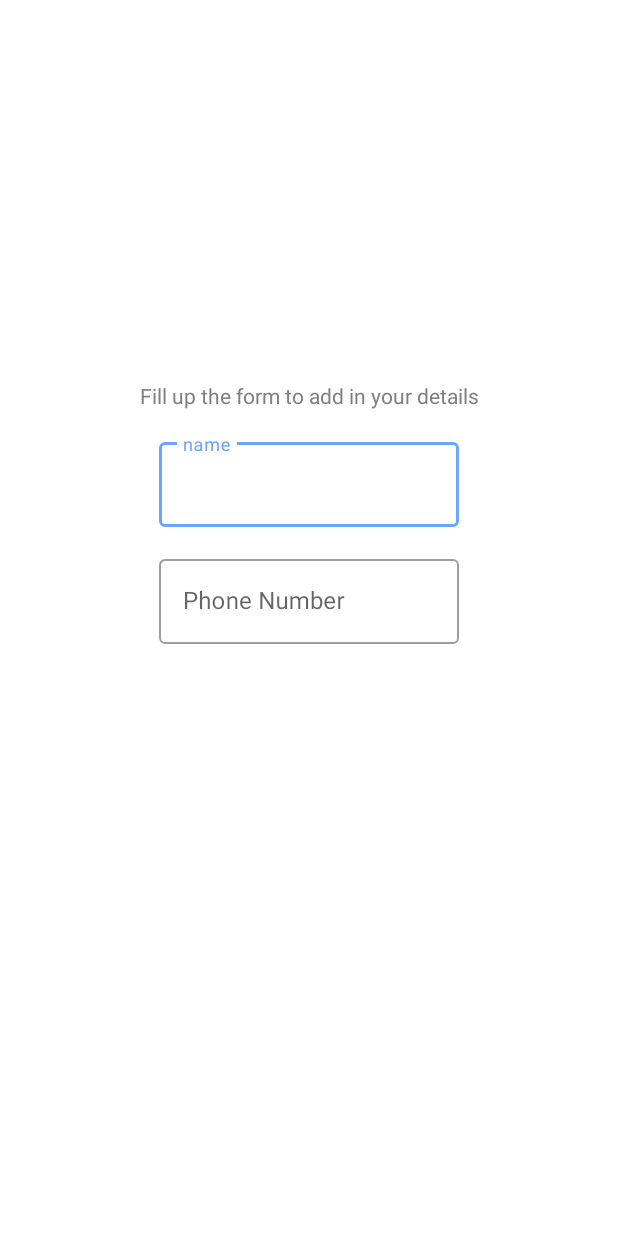
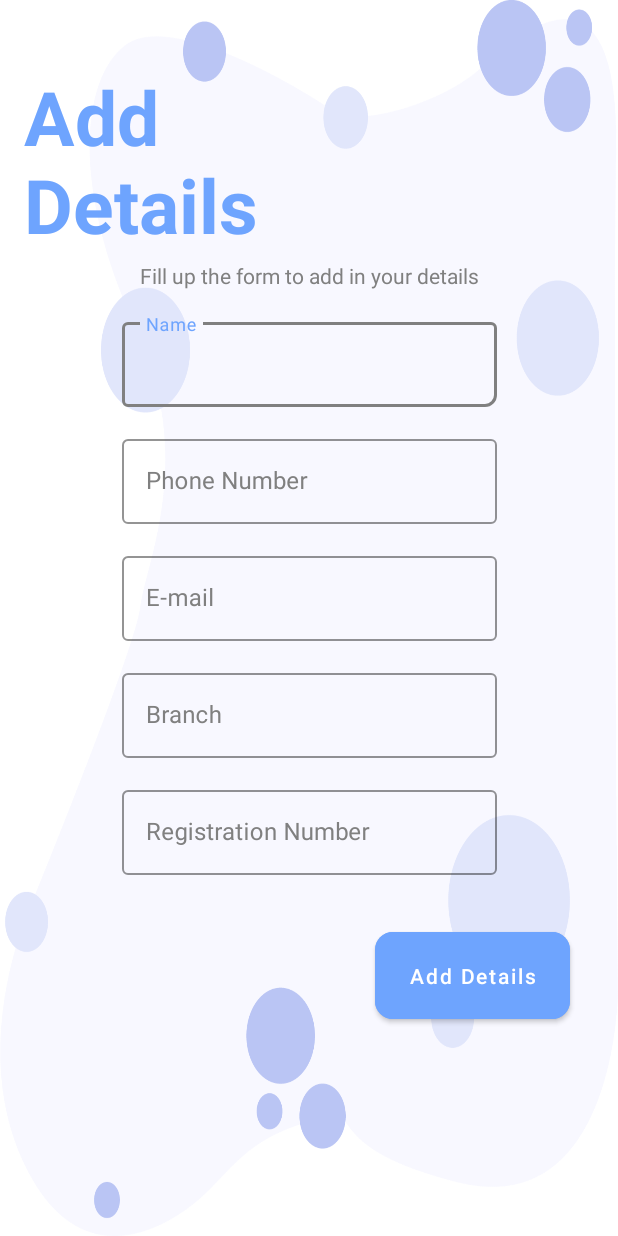
Before and after one commit to PrashannaR/myForm, an Android app: the Details screen opened directly, with no data from a screen before it, on a phone screen of 412 x 824 dp. Run offline under Robolectric (Android 15) with nearby library versions, the phone set to English and light mode, and no system bars.

Commit message:
Add details UI

```diff
--- a/app/src/main/java/com/example/myform/Details.java
+++ b/app/src/main/java/com/example/myform/Details.java
@@ -1,6 +1,7 @@
 package com.example.myform;
 
 import androidx.appcompat.app.AppCompatActivity;
+import androidx.appcompat.app.AppCompatDelegate;
 
 import android.os.Bundle;
 
@@ -8,7 +9,9 @@ public class Details extends AppCompatActivity {
 
     @Override
     protected void onCreate(Bundle savedInstanceState) {
+        AppCompatDelegate.setDefaultNightMode(AppCompatDelegate.MODE_NIGHT_NO);
         super.onCreate(savedInstanceState);
         setContentView(R.layout.activity_details);
+
     }
 }
--- a/app/src/main/java/com/example/myform/MainActivity.java
+++ b/app/src/main/java/com/example/myform/MainActivity.java
@@ -1,6 +1,7 @@
 package com.example.myform;
 
 import androidx.appcompat.app.AppCompatActivity;
+import androidx.appcompat.app.AppCompatDelegate;
 
 import android.content.Intent;
 import android.os.Bundle;
@@ -8,11 +9,13 @@ import android.view.View;
 import android.widget.Button;
 
 public class MainActivity extends AppCompatActivity {
+
     Button addBtn;
     Button viewBtn;
 
     @Override
     protected void onCreate(Bundle savedInstanceState) {
+        AppCompatDelegate.setDefaultNightMode(AppCompatDelegate.MODE_NIGHT_NO);
         super.onCreate(savedInstanceState);
         setContentView(R.layout.activity_main);
 
--- a/app/src/main/res/layout/activity_details.xml
+++ b/app/src/main/res/layout/activity_details.xml
@@ -4,17 +4,23 @@
     xmlns:tools="http://schemas.android.com/tools"
     android:layout_width="match_parent"
     android:layout_height="match_parent"
-    android:background="@color/white"
+    android:background="@drawable/spot"
     tools:context=".Details">
 
-    <ImageView
-        android:id="@+id/imageView"
-        android:layout_width="300dp"
-        android:layout_height="250dp"
+
+    <TextView
+        android:id="@+id/AddDetailsText"
+        android:layout_width="wrap_content"
+        android:layout_height="wrap_content"
+        android:layout_marginTop="44dp"
+        android:text="@string/add_ndetails"
+        android:textColor="@color/blue"
+        android:textSize="50sp"
+        android:textStyle="bold"
         app:layout_constraintEnd_toEndOf="parent"
+        app:layout_constraintHorizontal_bias="0.062"
         app:layout_constraintStart_toStartOf="parent"
         app:layout_constraintTop_toTopOf="parent" />
-
 
     <TextView
         android:id="@+id/desc"
@@ -26,31 +32,39 @@
         android:textSize="14sp"
         app:layout_constraintEnd_toEndOf="parent"
         app:layout_constraintStart_toStartOf="parent"
-        app:layout_constraintTop_toBottomOf="@+id/imageView" />
+        app:layout_constraintTop_toBottomOf="@+id/AddDetailsText" />
 
     <com.google.android.material.textfield.TextInputLayout
+        android:id="@+id/nameInputLayout"
         style="@style/Widget.MaterialComponents.TextInputLayout.OutlinedBox"
-        android:id="@+id/nameInputLayout"
-        android:layout_width="200dp"
+        android:layout_width="250dp"
         android:layout_height="wrap_content"
         android:layout_marginTop="16dp"
+        android:hint="@string/name"
+        android:textColorHint="@color/grey"
+        app:boxCornerRadiusBottomEnd="8dp"
+        app:boxStrokeColor="@color/grey"
         app:endIconMode="clear_text"
-        app:layout_constraintTop_toBottomOf="@+id/desc"
+        app:endIconTint="@color/black"
+        app:layout_constraintEnd_toEndOf="parent"
         app:layout_constraintStart_toStartOf="parent"
-        app:layout_constraintEnd_toEndOf="parent"
-        android:hint="@string/name">
+        app:layout_constraintTop_toBottomOf="@+id/desc">
 
         <com.google.android.material.textfield.TextInputEditText
             android:id="@+id/nameEditText"
-            android:layout_width="200dp"
-            android:layout_height="wrap_content"/>
+            android:layout_width="250dp"
+            android:layout_height="wrap_content"
+            android:textColor="@color/black" />
     </com.google.android.material.textfield.TextInputLayout>
 
     <com.google.android.material.textfield.TextInputLayout
         style="@style/Widget.MaterialComponents.TextInputLayout.OutlinedBox"
         android:id="@+id/phoneInputLayout"
-        android:layout_width="200dp"
+        android:layout_width="250dp"
+        app:endIconTint="@color/black"
+        app:boxStrokeColor="@color/grey"
         android:layout_height="wrap_content"
+        android:textColorHint="@color/grey"
         app:layout_constraintTop_toBottomOf="@+id/nameInputLayout"
         app:layout_constraintStart_toStartOf="parent"
         app:layout_constraintEnd_toEndOf="parent"
@@ -61,9 +75,90 @@
         <com.google.android.material.textfield.TextInputEditText
             android:id="@+id/phoneEditText"
             android:inputType="number"
-            android:layout_width="200dp"
+            android:textColor="@color/black"
+            android:layout_width="250dp"
             android:layout_height="wrap_content"/>
     </com.google.android.material.textfield.TextInputLayout>
 
+    <com.google.android.material.textfield.TextInputLayout
+        style="@style/Widget.MaterialComponents.TextInputLayout.OutlinedBox"
+        android:id="@+id/emailInputLayout"
+        android:layout_width="250dp"
+        app:endIconTint="@color/black"
+        app:boxStrokeColor="@color/grey"
+        android:layout_height="wrap_content"
+        android:textColorHint="@color/grey"
+        app:layout_constraintTop_toBottomOf="@+id/phoneInputLayout"
+        app:layout_constraintStart_toStartOf="parent"
+        app:layout_constraintEnd_toEndOf="parent"
+        android:hint="@string/e_mail"
+        android:layout_marginTop="16dp"
+        app:endIconMode="clear_text">
+
+        <com.google.android.material.textfield.TextInputEditText
+            android:id="@+id/emailEditText"
+            android:textColor="@color/black"
+            android:layout_width="250dp"
+            android:layout_height="wrap_content"/>
+    </com.google.android.material.textfield.TextInputLayout>
+
+    <com.google.android.material.textfield.TextInputLayout
+        style="@style/Widget.MaterialComponents.TextInputLayout.OutlinedBox"
+        android:id="@+id/branchInputLayout"
+        android:layout_width="250dp"
+        app:endIconTint="@color/black"
+        app:boxStrokeColor="@color/grey"
+        android:layout_height="wrap_content"
+        android:textColorHint="@color/grey"
+        app:layout_constraintTop_toBottomOf="@+id/emailInputLayout"
+        app:layout_constraintStart_toStartOf="parent"
+        app:layout_constraintEnd_toEndOf="parent"
+        android:hint="@string/branch"
+        android:layout_marginTop="16dp"
+        app:endIconMode="clear_text">
+
+        <com.google.android.material.textfield.TextInputEditText
+            android:id="@+id/branchEditText"
+            android:textColor="@color/black"
+            android:layout_width="250dp"
+            android:layout_height="wrap_content"/>
+    </com.google.android.material.textfield.TextInputLayout>
+
+    <com.google.android.material.textfield.TextInputLayout
+        style="@style/Widget.MaterialComponents.TextInputLayout.OutlinedBox"
+        android:id="@+id/regInputLayout"
+        android:layout_width="250dp"
+        app:endIconTint="@color/black"
+        app:boxStrokeColor="@color/grey"
+        android:layout_height="wrap_content"
+        android:textColorHint="@color/grey"
+        app:layout_constraintTop_toBottomOf="@+id/branchInputLayout"
+        app:layout_constraintStart_toStartOf="parent"
+        app:layout_constraintEnd_toEndOf="parent"
+        android:hint="@string/registration_number"
+        android:layout_marginTop="16dp"
+        app:endIconMode="clear_text">
+
+        <com.google.android.material.textfield.TextInputEditText
+            android:id="@+id/regEditText"
+            android:textColor="@color/black"
+            android:layout_width="250dp"
+            android:layout_height="wrap_content"/>
+    </com.google.android.material.textfield.TextInputLayout>
+
+    <Button
+        android:id="@+id/addBtn"
+        android:layout_width="130dp"
+        android:layout_height="70dp"
+        android:layout_marginTop="32dp"
+        android:layout_marginEnd="32dp"
+        android:backgroundTint="@color/blue"
+        android:text="@string/add_details"
+        android:textAllCaps="false"
+        app:cornerRadius="12dp"
+        app:layout_constraintEnd_toEndOf="parent"
+        app:layout_constraintTop_toBottomOf="@+id/regInputLayout"
+        tools:ignore="TextContrastCheck" />
+
 
 </androidx.constraintlayout.widget.ConstraintLayout>
--- a/app/src/main/res/values/strings.xml
+++ b/app/src/main/res/values/strings.xml
@@ -2,11 +2,15 @@
     <string name="app_name">myForm</string>
     <string name="hello_icon">hello icon</string>
     <string name="fill_up_the_form_to_add_in_your_details">Fill up the form to add in your details</string>
-    <string name="name">name</string>
+    <string name="name">Name</string>
     <string name="phone_number">Phone Number</string>
     <string name="view_or_add_details">View or Add Details</string>
     <string name="proceed_next_to_fill_up_your_details_or_view_details">Proceed next to fill up your details or view added  details</string>
     <string name="proceed_next_to_fill_up_your_details_or_n_view_added_details">Proceed next to fill up your details or \n view added details</string>
     <string name="view_details">View Details</string>
     <string name="add_details">Add Details</string>
+    <string name="add_ndetails">Add \nDetails</string>
+    <string name="e_mail">E-mail</string>
+    <string name="branch">Branch</string>
+    <string name="registration_number">Registration Number</string>
 </resources>
```
Also changed, not shown: app/src/main/res/drawable/spot.png (added).
